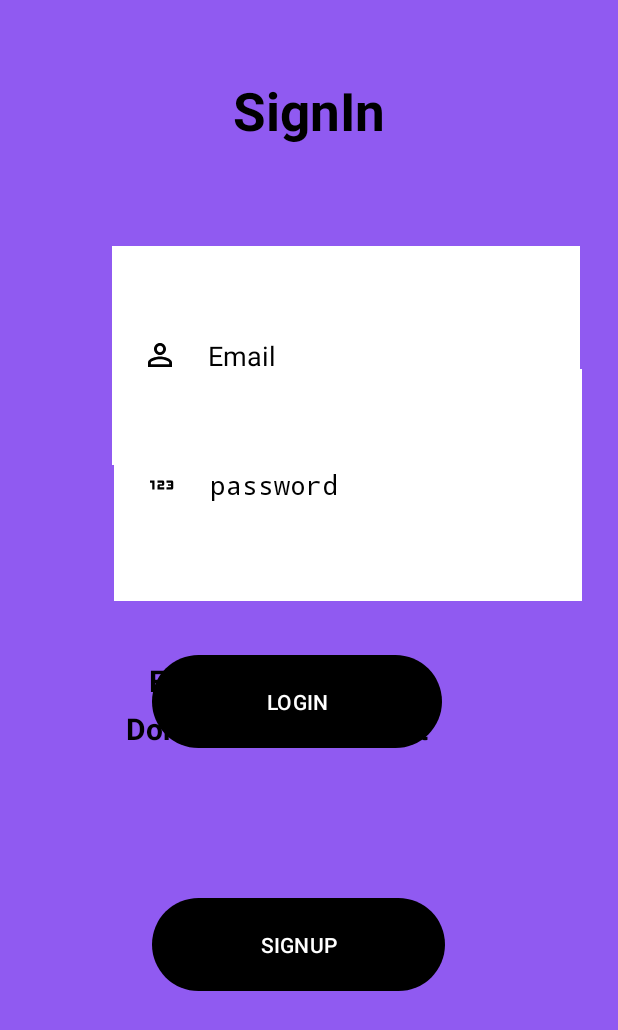
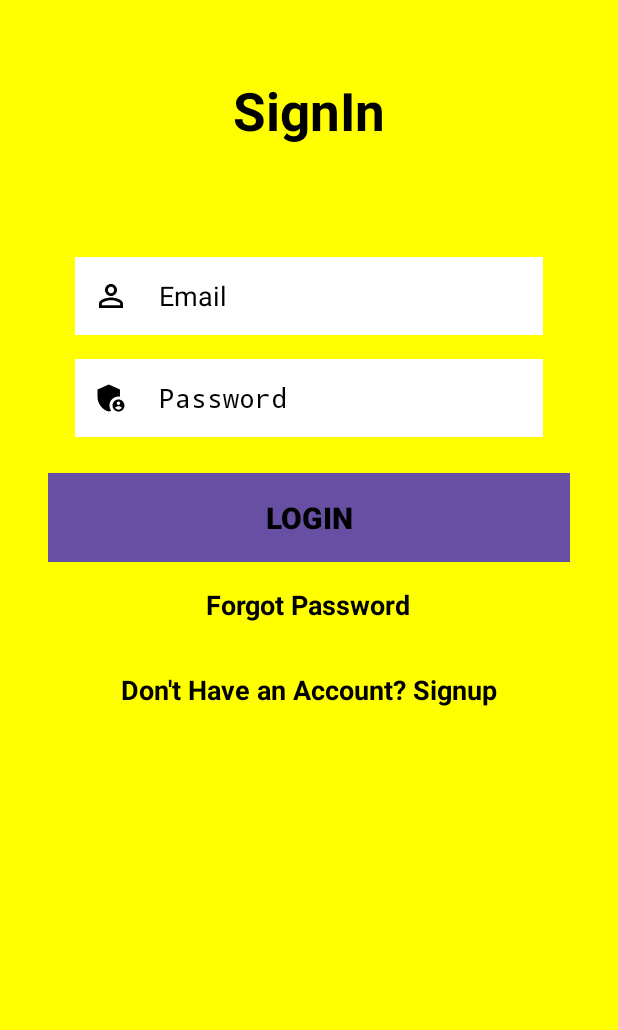
Before and after one commit to nithish1419/androidstudio, an Android app: the screen it shows after launch (MainActivity), on a phone screen of 412 x 824 dp. Shown: the top 1030 px of the screen. Run offline under Robolectric (Android 15) with nearby library versions, the phone set to English and light mode, and no system bars.

Commit message:
Final Commit

```diff
--- a/app/src/main/java/com/example/newfastfine/MainActivity.java
+++ b/app/src/main/java/com/example/newfastfine/MainActivity.java
@@ -19,6 +19,8 @@ public class MainActivity extends AppCompatActivity {
     private EditText usernameEditText, passwordEditText;
     private DatabaseHelper databaseHelper;
 
+    private TextView signupLinkTextView;
+
     @Override
     protected void onCreate(Bundle savedInstanceState) {
         super.onCreate(savedInstanceState);
@@ -27,7 +29,7 @@ public class MainActivity extends AppCompatActivity {
         usernameEditText = findViewById(R.id.username);
         passwordEditText = findViewById(R.id.password);
         MaterialButton loginbtn = findViewById(R.id.loginbtn);
-        MaterialButton signupbtn = findViewById(R.id.signupbtn);
+        signupLinkTextView = findViewById(R.id.signupLink);
         passwordEditText.setInputType(android.text.InputType.TYPE_CLASS_TEXT | android.text.InputType.TYPE_TEXT_VARIATION_PASSWORD);
 
         databaseHelper = new DatabaseHelper(this);
@@ -42,18 +44,18 @@ public class MainActivity extends AppCompatActivity {
                     // If login is successful, navigate to HomeActivity
                     Toast.makeText(MainActivity.this, "LOGIN SUCCESSFUL", Toast.LENGTH_SHORT).show();
                     startActivity(new Intent(MainActivity.this, HomeActivity.class));
-                    finish();
+
                 } else {
                     Toast.makeText(MainActivity.this, "LOGIN FAILED", Toast.LENGTH_SHORT).show();
                 }
             }
         });
 
-        signupbtn.setOnClickListener(new View.OnClickListener() {
+        signupLinkTextView.setOnClickListener(new View.OnClickListener() {
             @Override
             public void onClick(View view) {
                 startActivity(new Intent(MainActivity.this, RegisterActivity.class));
-                finish();
+
             }
         });
 
--- a/app/src/main/java/com/example/newfastfine/RegisterActivity.java
+++ b/app/src/main/java/com/example/newfastfine/RegisterActivity.java
@@ -35,7 +35,6 @@ public class RegisterActivity extends AppCompatActivity {
             @Override
             public void onClick(View v) {
                 startActivity(new Intent(RegisterActivity.this, MainActivity.class));
-                finish(); // Close the current activity (register) before opening login activity
             }
         });
 
@@ -89,7 +88,7 @@ public class RegisterActivity extends AppCompatActivity {
                 // Registration successful
                 Toast.makeText(this, "Registration successful. Login now", Toast.LENGTH_SHORT).show();
                 startActivity(new Intent(RegisterActivity.this, MainActivity.class));
-                finish();
+
             } else {
                 // Registration failed
                 Toast.makeText(this, "Registration failed. Please try again", Toast.LENGTH_SHORT).show();
--- /dev/null
+++ b/app/src/main/res/drawable/password.xml
@@ -0,0 +1,7 @@
+<vector xmlns:android="http://schemas.android.com/apk/res/android" android:height="24dp" android:tint="#000000" android:viewportHeight="24" android:viewportWidth="24" android:width="24dp">
+
+    <path android:fillColor="@android:color/white" android:pathData="M17,11c0.34,0 0.67,0.04 1,0.09V6.27L10.5,3L3,6.27v4.91c0,4.54 3.2,8.79 7.5,9.82c0.55,-0.13 1.08,-0.32 1.6,-0.55C11.41,19.47 11,18.28 11,17C11,13.69 13.69,11 17,11z"/>
+
+    <path android:fillColor="@android:color/white" android:pathData="M17,13c-2.21,0 -4,1.79 -4,4c0,2.21 1.79,4 4,4s4,-1.79 4,-4C21,14.79 19.21,13 17,13zM17,14.38c0.62,0 1.12,0.51 1.12,1.12s-0.51,1.12 -1.12,1.12s-1.12,-0.51 -1.12,-1.12S16.38,14.38 17,14.38zM17,19.75c-0.93,0 -1.74,-0.46 -2.24,-1.17c0.05,-0.72 1.51,-1.08 2.24,-1.08s2.19,0.36 2.24,1.08C18.74,19.29 17.93,19.75 17,19.75z"/>
+
+</vector>
--- a/app/src/main/res/layout/activity_main.xml
+++ b/app/src/main/res/layout/activity_main.xml
@@ -5,122 +5,87 @@
     android:id="@+id/main"
     android:layout_width="match_parent"
     android:layout_height="match_parent"
-    android:background="#905AF1"
+    android:background="@color/yellow"
     tools:context=".MainActivity">
 
  <TextView
+     android:id="@+id/signin"
      android:layout_width="match_parent"
      android:layout_height="wrap_content"
-       android:id="@+id/signin"
      android:text="SignIn"
-       android:textColor="@color/black"
-       android:textSize="35dp"
+     android:textColor="@android:color/black"
+     android:textSize="35sp"
      android:textStyle="bold"
      android:gravity="center"
-       android:layout_margin="50dp"
-       />
+     android:layout_margin="50dp" />
 
  <EditText
      android:id="@+id/username"
      android:layout_width="312dp"
      android:layout_height="52dp"
-
-        android:layout_alignParentTop="true"
-        android:layout_alignParentEnd="true"
-        android:layout_alignParentBottom="true"
-        android:layout_marginStart="10dp"
-        android:layout_marginLeft="10dp"
-        android:layout_marginTop="164dp"
-        android:layout_marginEnd="25dp"
-        android:layout_marginRight="10dp"
-        android:layout_marginBottom="514dp"
-        android:background="@color/white"
+     android:layout_below="@id/signin"
+     android:layout_centerHorizontal="true"
+     android:layout_marginTop="24dp"
+     android:background="@android:color/white"
      android:drawableLeft="@drawable/baseline_person_outline_24"
      android:drawablePadding="20dp"
      android:hint="Email"
-        android:padding="20dp"
-        android:textColorHint="@color/black" />
+     android:padding="12dp"
+     android:textColorHint="@android:color/black" />
 
  <EditText
      android:id="@+id/password"
      android:layout_width="312dp"
-        android:layout_height="wrap_content"
+     android:layout_height="52dp"
+     android:layout_below="@id/username"
+     android:layout_centerHorizontal="true"
+     android:layout_marginTop="16dp"
+     android:background="@android:color/white"
+     android:drawableLeft="@drawable/password"
+     android:drawablePadding="20dp"
+     android:hint="Password"
      android:inputType="textPassword"
-        android:layout_alignParentTop="true"
-        android:layout_alignParentEnd="true"
-        android:layout_alignParentBottom="true"
-        android:layout_marginStart="10dp"
-        android:layout_marginLeft="10dp"
-        android:layout_marginTop="246dp"
-        android:layout_marginEnd="24dp"
-        android:layout_marginRight="10dp"
-        android:layout_marginBottom="423dp"
-        android:background="@color/white"
-        android:drawableLeft="@drawable/baseline_123_24"
-        android:drawablePadding="20dp"
-        android:hint="password"
-        android:padding="20dp"
-        android:textColorHint="@color/black" />
+     android:padding="12dp"
+     android:textColorHint="@android:color/black" />
 
  <com.google.android.material.button.MaterialButton
      android:id="@+id/loginbtn"
-        android:layout_width="193dp"
-        android:layout_height="70dp"
-        android:layout_alignParentStart="true"
-        android:layout_alignParentEnd="true"
-        android:layout_alignParentBottom="true"
-        android:layout_marginStart="101dp"
-        android:layout_marginEnd="117dp"
-        android:layout_marginBottom="321dp"
+     android:layout_width="match_parent"
+     android:layout_height="wrap_content"
+     android:layout_below="@id/password"
+     android:layout_marginStart="32dp"
+     android:layout_marginEnd="32dp"
+     android:layout_marginTop="24dp"
      android:text="LOGIN"
-        app:backgroundTint="@color/black" />
+     android:textColor="@color/black"
+     android:background="@color/orange"
+     android:textSize="20sp"
+     android:textStyle="bold"
+     android:padding="12dp"
+     android:gravity="center"/>
 
  <TextView
      android:id="@+id/forgotpassword"
-        android:layout_width="291dp"
-        android:layout_height="40dp"
-        android:layout_alignParentStart="true"
-        android:layout_alignParentTop="true"
-        android:layout_alignParentEnd="true"
-        android:layout_alignParentBottom="true"
-        android:layout_marginStart="99dp"
-        android:layout_marginTop="440dp"
-        android:layout_marginEnd="21dp"
-        android:layout_marginBottom="251dp"
+     android:layout_width="wrap_content"
+     android:layout_height="wrap_content"
+     android:layout_below="@id/loginbtn"
+     android:layout_centerHorizontal="true"
+     android:layout_marginTop="16dp"
      android:text="Forgot Password"
-        android:textColor="@color/black"
-        android:textSize="20dp"
+     android:textColor="@android:color/black"
+     android:textSize="18sp"
      android:textStyle="bold" />
 
  <TextView
-     android:id="@+id/others"
-     android:layout_width="250dp"
-     android:layout_height="74dp"
-     android:layout_alignParentStart="true"
-     android:layout_alignParentTop="true"
-     android:layout_alignParentEnd="true"
-     android:layout_alignParentBottom="true"
-     android:layout_marginStart="84dp"
-     android:layout_marginTop="472dp"
-     android:layout_marginEnd="76dp"
-     android:layout_marginBottom="184dp"
-     android:text="Don't Have an Account"
-     android:textColor="@color/black"
-     android:textSize="20dp"
+     android:id="@+id/signupLink"
+     android:layout_width="wrap_content"
+     android:layout_height="wrap_content"
+     android:layout_below="@id/forgotpassword"
+     android:layout_centerHorizontal="true"
+     android:layout_marginTop="32dp"
+     android:text="Don't Have an Account? Signup"
+     android:textColor="@android:color/black"
+     android:textSize="18sp"
      android:textStyle="bold" />
 
- <com.google.android.material.button.MaterialButton
-     android:id="@+id/signupbtn"
-     android:layout_width="193dp"
-     android:layout_height="70dp"
-     android:layout_alignParentStart="true"
-     android:layout_alignParentEnd="true"
-     android:layout_alignParentBottom="true"
-     android:layout_marginStart="101dp"
-     android:layout_marginEnd="115dp"
-     android:layout_marginBottom="159dp"
-     android:text="SIGNUP"
-     app:backgroundTint="@color/black" />
-
-
 </RelativeLayout>
--- a/app/src/main/res/layout/activity_register.xml
+++ b/app/src/main/res/layout/activity_register.xml
@@ -4,7 +4,7 @@
     android:id="@+id/main"
     android:layout_width="match_parent"
     android:layout_height="match_parent"
-    android:background="#905AF1">
+    android:background="@color/yellow">
 
     <TextView
         android:id="@+id/signup"
--- a/app/src/main/res/values/colors.xml
+++ b/app/src/main/res/values/colors.xml
@@ -26,4 +26,5 @@
     <color name="lightyellow">#FFFFFFE0</color>
     <color name="lightcyan">#FFE0FFFF</color>
     <color name="lightmagenta">#FFF5F5DC</color>
+    <color name="violet">#905AF1</color>
 </resources>
--- a/app/src/main/res/values/strings.xml
+++ b/app/src/main/res/values/strings.xml
@@ -1,3 +1,3 @@
 <resources>
-    <string name="app_name">newfastfine</string>
+    <string name="app_name">Fast Fine</string>
 </resources>
```
Also changed, not shown: app/src/main/java/com/example/newfastfine/HomeActivity.java (+53 -1 lines), app/src/main/res/layout/activity_home.xml (+80 -13 lines), app/src/main/res/drawable/search.jpg (added). Lines whose indentation alone changed are shown as unchanged.
